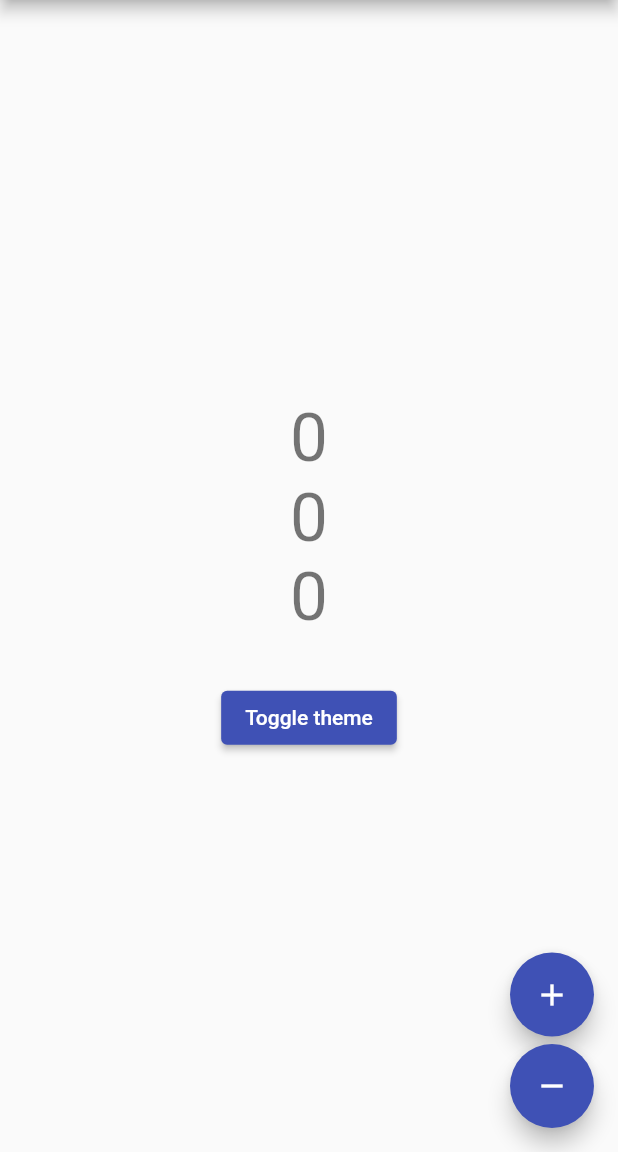
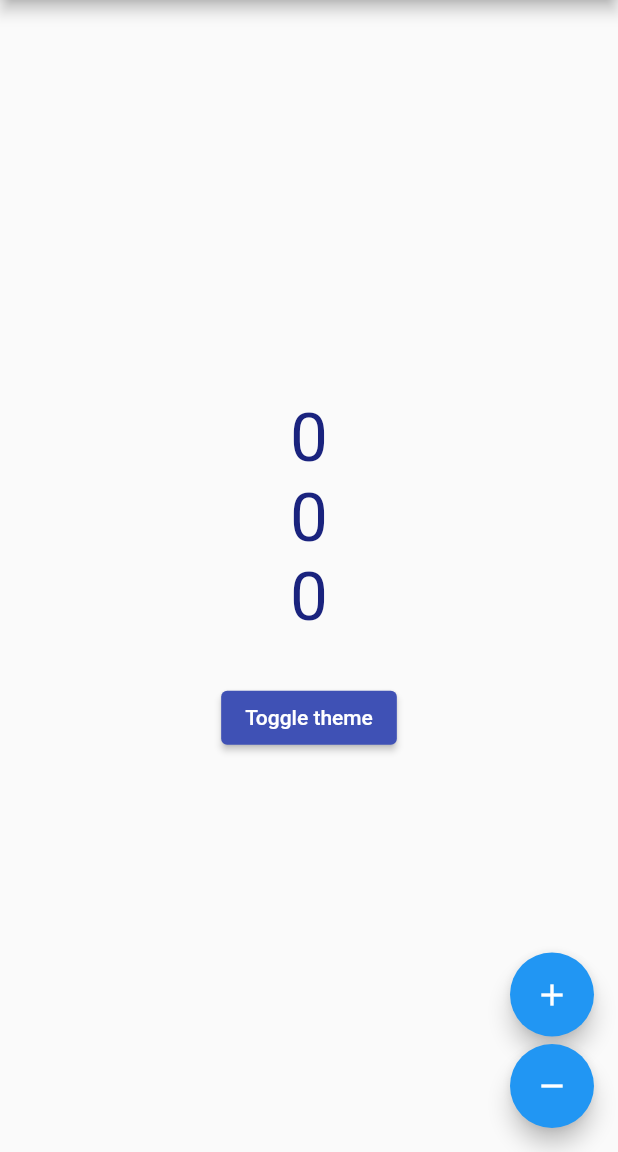
Before and after one commit to amir-msh/provider_sample, a Flutter app: the screen it shows after launch, on a phone screen of 412 x 824 dp, the part 84-1236 px from its top. Run offline on Flutter 3.47's test engine with Material 2 defaults, Android fonts, the phone set to English and light mode, and no system bars.

Commit message:
Theme changes

```diff
--- a/lib/provider/theme.dart
+++ b/lib/provider/theme.dart
@@ -8,8 +8,27 @@ enum AppTheme {
 
 class ThemeNotifier extends ChangeNotifier {
   static final _themes = <AppTheme, ThemeData>{
-    AppTheme.red: ThemeData(primarySwatch: Colors.red),
-    AppTheme.indigo: ThemeData(primarySwatch: Colors.indigo),
+    AppTheme.red: ThemeData(
+      primarySwatch: Colors.red,
+      accentColor: Colors.amber,
+      textTheme: TextTheme(
+        button: const TextStyle(
+          fontSize: 16,
+        ),
+        headline3: ThemeData.light().textTheme.headline3!.copyWith(
+              color: Colors.pink[900],
+            ),
+      ),
+    ),
+    AppTheme.indigo: ThemeData(
+      primarySwatch: Colors.indigo,
+      accentColor: Colors.blue,
+      textTheme: TextTheme(
+        headline3: ThemeData.light().textTheme.headline3!.copyWith(
+              color: Colors.indigo[900],
+            ),
+      ),
+    ),
   };
 
   // Private state :
--- a/lib/ui/pages/home.dart
+++ b/lib/ui/pages/home.dart
@@ -30,10 +30,13 @@ class HomePage extends StatelessWidget {
             // Listening to a specific state change :
             Selector<Counter, int>(
               selector: (context, value) => value.half,
-              builder: (context, value, child) => RebuildViewer(
-                child: Text(
-                  '$value',
-                  style: Theme.of(context).textTheme.headline3,
+              builder: (context, value, child) => Theme(
+                data: Theme.of(context),
+                child: RebuildViewer(
+                  child: Text(
+                    '$value',
+                    style: Theme.of(context).textTheme.headline3,
+                  ),
                 ),
               ),
             ),
@@ -65,7 +68,7 @@ class HomePage extends StatelessWidget {
             SizedBox(height: 5),
             FloatingActionButton(
               onPressed: () => context.read<Counter>().decrement(),
-              tooltip: 'Increment',
+              tooltip: 'Decrement',
               child: Icon(
                 Icons.remove,
               ),
```
